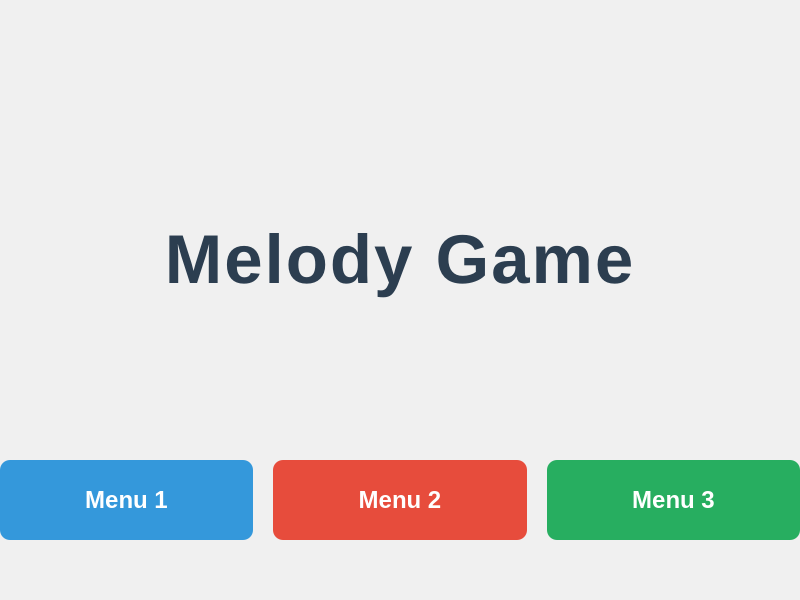
This is mainwindow.ui in kevink1113/LG_Bootcamp as Qt 5 draws it before an edit. The edited form follows.
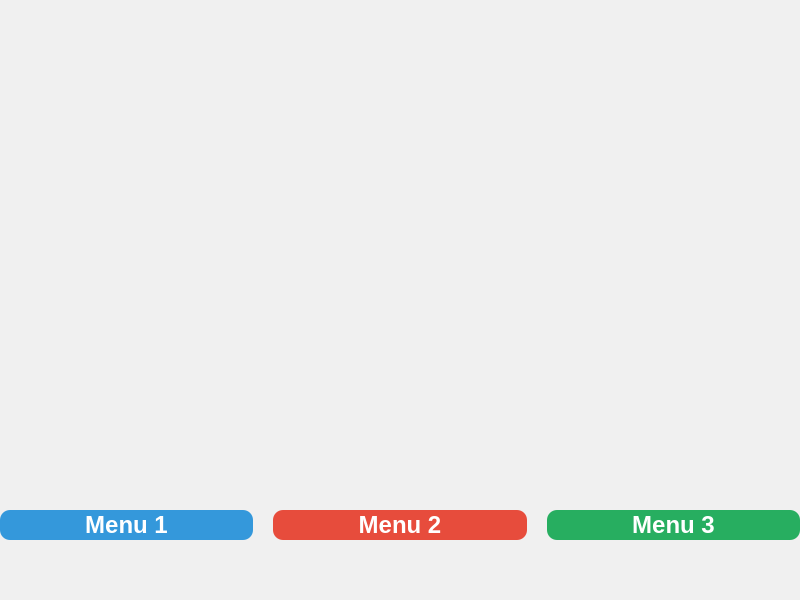
This is the edited form.

Commit message: [250707]mainwindow 화면 수정

```diff
--- a/mainwindow.ui
+++ b/mainwindow.ui
@@ -51,7 +51,7 @@
         <property name="minimumSize">
          <size>
           <width>200</width>
-          <height>80</height>
+          <height>30</height>
          </size>
         </property>
         <property name="styleSheet">
@@ -80,7 +80,7 @@
         <property name="minimumSize">
          <size>
           <width>200</width>
-          <height>80</height>
+          <height>30</height>
          </size>
         </property>
         <property name="styleSheet">
@@ -109,7 +109,7 @@
         <property name="minimumSize">
          <size>
           <width>200</width>
-          <height>80</height>
+          <height>30</height>
          </size>
         </property>
         <property name="styleSheet">
@@ -148,31 +148,6 @@
       </property>
      </spacer>
     </item>
-    <item row="2" column="0" colspan="2">
-     <widget class="QLabel" name="titleLabel">
-      <property name="minimumSize">
-       <size>
-        <width>0</width>
-        <height>150</height>
-       </size>
-      </property>
-      <property name="styleSheet">
-       <string notr="true">font-family: &quot;Segoe UI&quot;, &quot;Malgun Gothic&quot;, Arial;
-font-size: 52pt;
-font-weight: 900;
-color: #2c3e50;
-text-align: center;
-letter-spacing: 2px;
-padding-top: 100px;</string>
-      </property>
-      <property name="text">
-       <string>Melody Game</string>
-      </property>
-      <property name="alignment">
-       <set>Qt::AlignCenter</set>
-      </property>
-     </widget>
-    </item>
     <item row="0" column="1">
      <widget class="QPushButton" name="playerButton">
       <property name="minimumSize">
```
The commit also changes 6 other files.
